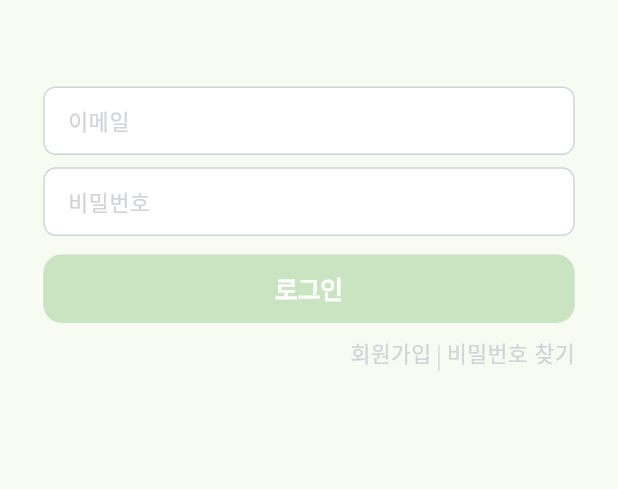
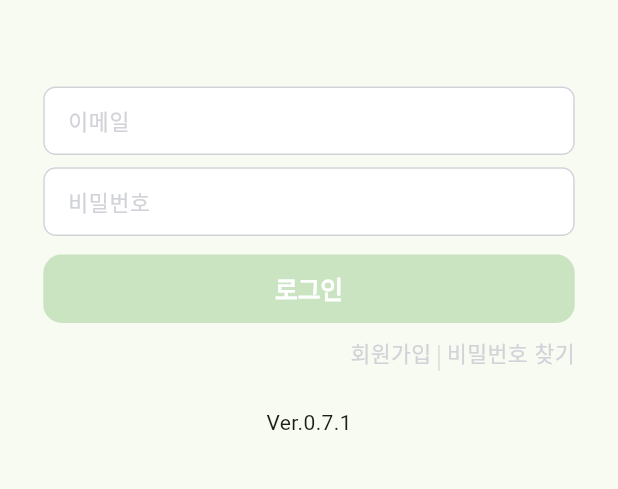
Before and after one commit to ROCCIA-901/roccia_901_client, a Flutter app: the screen it shows after launch, on a phone screen of 412 x 824 dp, the part 408-897 px from its top. Run offline on Flutter 3.47's test engine with Material 3 defaults, Android fonts, the phone set to English and light mode, and no system bars; our stand-ins replace auto_route, carousel_slider, dropdown_button2, email_validator, flutter_riverpod, flutter_secure_storage and 9 more; missing offline and left inert: http_interceptor; generated files the repository leaves out were written again.

Commit message:
refactor: 버전 텍스트 추가

```diff
--- a/lib/presentation/screens/login_screen.dart
+++ b/lib/presentation/screens/login_screen.dart
@@ -85,6 +85,11 @@ class _LoginScreenState extends ConsumerState<LoginScreen> {
               ),
               SizedBox(height: AppSize.of(context).safeBlockHorizontal * 2.5),
               _buildSignInAndPasswordResetButton(),
+              SizedBox(height: AppSize.of(context).safeBlockHorizontal * 5),
+              SizedBox(
+                height: AppSize.of(context).safeBlockHorizontal * 10,
+                child: Text("Ver.0.7.1"),
+              ),
             ],
           ),
         ),
```
